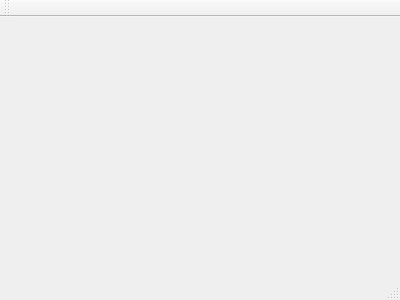
Qt form mainwindow.ui (Maryann13/CG_Individual2) before a commit.
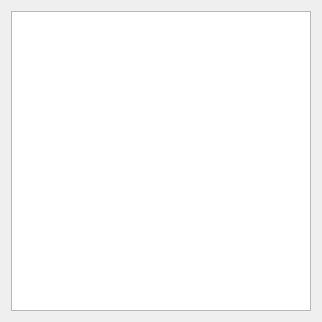
The same form after that commit.

```diff
--- a/mainwindow.ui
+++ b/mainwindow.ui
@@ -1,24 +1,35 @@
 <ui version="4.0">
  <class>MainWindow</class>
- <widget class="QMainWindow" name="MainWindow" >
-  <property name="geometry" >
-   <rect>
-    <x>0</x>
-    <y>0</y>
-    <width>400</width>
+ <widget class="QWidget" name="MainWindow">
+  <property name="sizePolicy">
+   <sizepolicy hsizetype="Preferred" vsizetype="Preferred">
+    <horstretch>0</horstretch>
+    <verstretch>0</verstretch>
+   </sizepolicy>
+  </property>
+  <property name="minimumSize">
+   <size>
+    <width>300</width>
     <height>300</height>
-   </rect>
+   </size>
   </property>
   <property name="windowTitle" >
    <string>MainWindow</string>
   </property>
-  <widget class="QMenuBar" name="menuBar" />
-  <widget class="QToolBar" name="mainToolBar" />
-  <widget class="QWidget" name="centralWidget" />
-  <widget class="QStatusBar" name="statusBar" />
+  <layout class="QGridLayout" name="gridLayout">
+   <item row="0" column="0">
+    <widget class="QGraphicsView" name="graphicsView">
+     <property name="minimumSize">
+      <size>
+       <width>300</width>
+       <height>300</height>
+      </size>
+     </property>
+    </widget>
+   </item>
+  </layout>
  </widget>
- <layoutDefault spacing="6" margin="11" />
- <pixmapfunction></pixmapfunction>
+ <layoutdefault spacing="6" margin="11"/>
  <resources/>
  <connections/>
 </ui>
```
Left out of the diff: 3 changed lines with no effect on the pictures.
